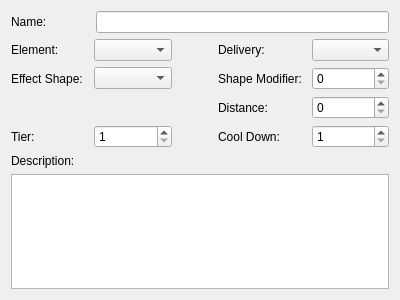
Old version of the form Data/EditorFiles/Editors/ui/PowerEditor.ui in the repository griusfux/conceptrpg2.
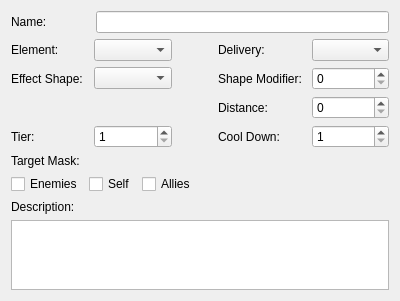
New version of the form.

Commit message: Updating Power.target_mask so it's now a list of flags like it's supposed to be. I'm also updating the PowerEditor to include target_mask.

```diff
--- a/Data/EditorFiles/Editors/ui/PowerEditor.ui
+++ b/Data/EditorFiles/Editors/ui/PowerEditor.ui
@@ -161,6 +161,51 @@
      </item>
     </layout>
    </item>
+   <item>
+    <widget class="QLabel" name="label_10">
+     <property name="text">
+      <string>Target Mask:</string>
+     </property>
+    </widget>
+   </item>
+   <item>
+    <layout class="QHBoxLayout" name="horizontalLayout_6">
+     <item>
+      <widget class="QCheckBox" name="tm_enemies">
+       <property name="text">
+        <string>Enemies</string>
+       </property>
+      </widget>
+     </item>
+     <item>
+      <widget class="QCheckBox" name="tm_self">
+       <property name="text">
+        <string>Self</string>
+       </property>
+      </widget>
+     </item>
+     <item>
+      <widget class="QCheckBox" name="tm_allies">
+       <property name="text">
+        <string>Allies</string>
+       </property>
+      </widget>
+     </item>
+     <item>
+      <spacer name="horizontalSpacer_3">
+       <property name="orientation">
+        <enum>Qt::Horizontal</enum>
+       </property>
+       <property name="sizeHint" stdset="0">
+        <size>
+         <width>40</width>
+         <height>20</height>
+        </size>
+       </property>
+      </spacer>
+     </item>
+    </layout>
+   </item>
    <item>
     <widget class="QLabel" name="label_6">
      <property name="text">
```
Left out of the diff: 51 changed lines with no effect on the pictures. The commit also changes 5 other files.
